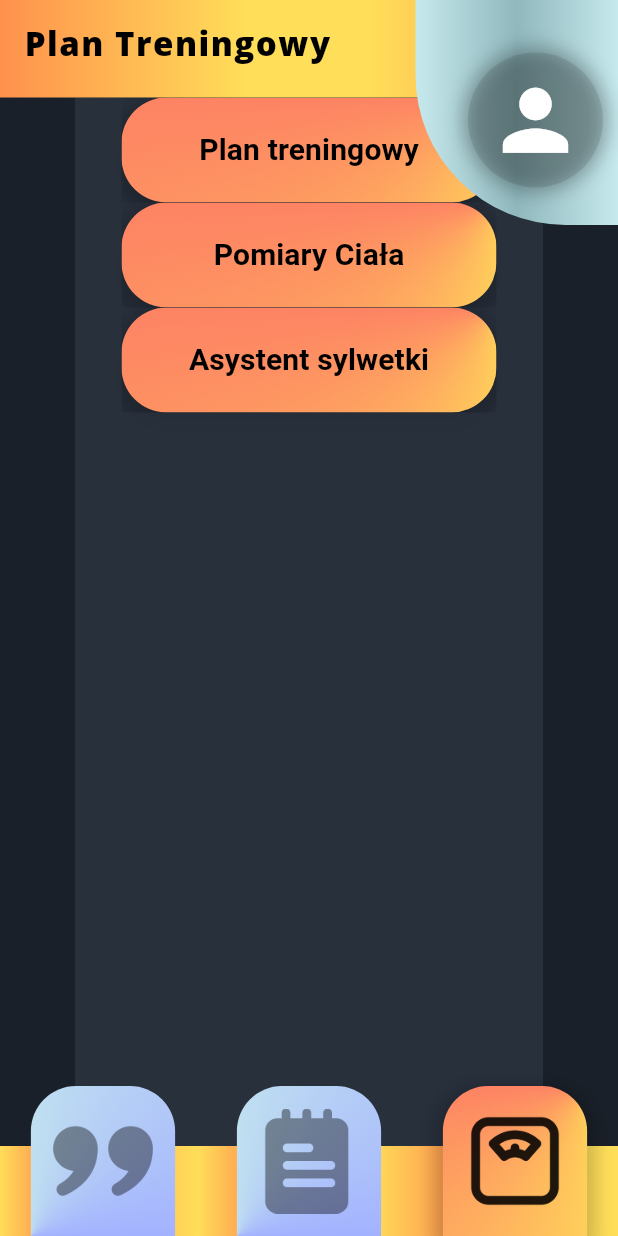
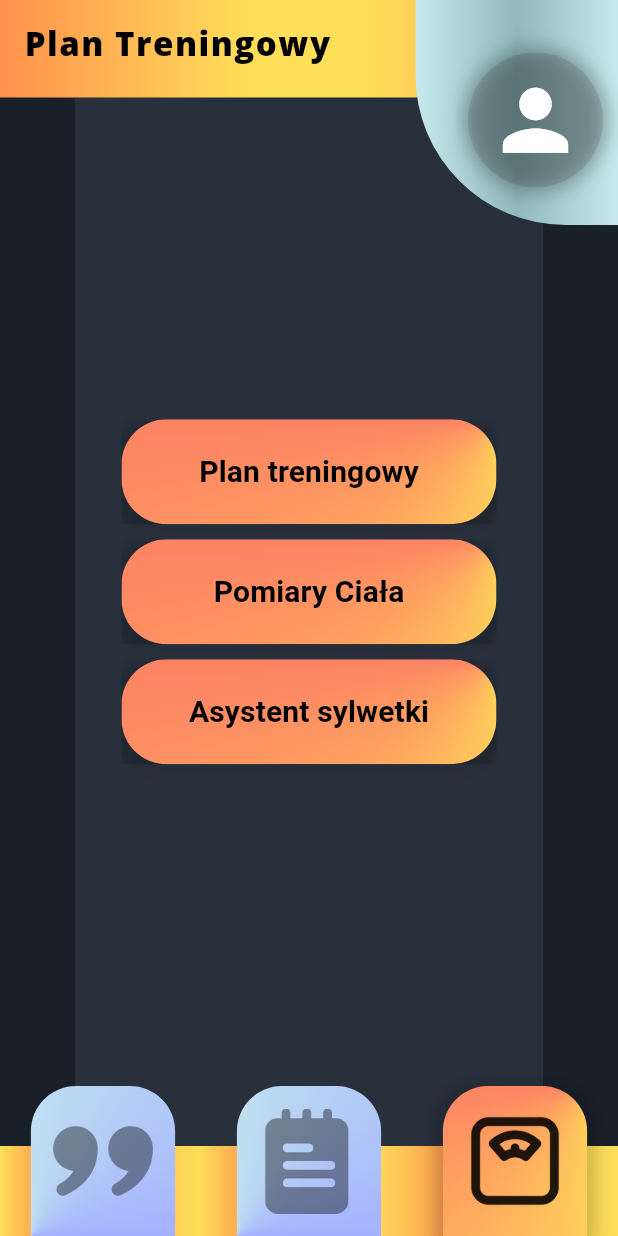
Before and after one commit to kluchoo/DoIt, a Flutter app: the Home screen opened directly, item 3 of the bottom bar chosen, on a phone screen of 412 x 824 dp. Run offline on Flutter 3.47's test engine with Material 3 defaults, Android fonts, the phone set to English and light mode, and no system bars; our stand-ins replace camera, cloud_firestore, file_picker, firebase_auth, firebase_core, flutter_card_swiper and 4 more; missing offline and left inert: gif; accounts and stored records are empty; statements that could not run were skipped.

Commit message:
Poprawa estetyki

```diff
--- a/lib/strony/aplikacja/zakladki/plan_treningowy.dart
+++ b/lib/strony/aplikacja/zakladki/plan_treningowy.dart
@@ -30,117 +30,10 @@ class PlanTreningowy extends StatelessWidget {
 
   @override
   Widget build(BuildContext context) {
-    return Column(children: [
-      //pierwszy przycisk
-      //Lorem
-      // Ipsum
-      // is
-      //simply
-      //dummy
-      // text
-      //of
-      //he
-      // printing
-      //and
-      // typesetting i
-      //ndustry.
-      // Lorem
-      // Ipsum
-      // h
-      //as
-      // been
-      // the
-      //ndustry's
-      // standard
-      //dummy
-      //text
-      // ever
-      // since
-      // th
-      //e
-      //1500s,
-      //when an
-      // unknown
-      //printer
-      // took
-      //a
-      // galley
-      // of
-      // type
-      //and
-      // s
-      //crambled
-      // it
-      // to
-      // make
-      // a
-      // type
-      // specimen
-      // book.
-      //It
-      // has
-      //survived
-      // not
-      // o
-      //nly
-      //five
-      //centuries,
-      // but
-      // als
-      //o
-      //the
-      // leap i
-      //nto
-      // e
-      //lectronic
-      //typesetti
-      //ng,
-      // remaining
-      //essentially
-      // unchanged
-      //.
-      //It
-      // was
-      //popularised
-      // in
-      // the
-      // 19
-      //60s
-      // with
-      // the
-      // releas
-      //e
-      //of
-      //Letraset
-      // sheets
-      // containin
-      //g
-      //Lorem
-      // Ipsum
-      // pa
-      //ssages
-      //, and
-      // more
-      // r
-      //ecentl
-      //y
-      // wit
-      //h
-      // deskt
-      //op
-      // publishing s
-      //oftware
-      //like
-      // A
-      //ldus P
-      //ageMaker
-      // including
-      //versions
-      // of
-      //Lorem
-      // I
-      // psum.
-      StyledButton(
+    return Column(
+      mainAxisAlignment: MainAxisAlignment.center, // Wyśrodkuj przyciski
+      children: [
+        StyledButton(
           onPressed: () {
             Navigator.push(
                 context, MaterialPageRoute(builder: (context) => Plan()));
@@ -189,119 +82,10 @@ class PlanTreningowy extends StatelessWidget {
                 ),
               ),
             ),
-          )),
-
-      //drugi przycisk
-      //Lorem
-      // Ipsum
-      // is
-      //simply
-      //dummy
-      // text
-      //of
-      //he
-      // printing
-      //and
-      // typesetting i
-      //ndustry.
-      // Lorem
-      // Ipsum
-      // h
-      //as
-      // been
-      // the
-      //ndustry's
-      // standard
-      //dummy
-      //text
-      // ever
-      // since
-      // th
-      //e
-      //1500s,
-      //when an
-      // unknown
-      //printer
-      // took
-      //a
-      // galley
-      // of
-      // type
-      //and
-      // s
-      //crambled
-      // it
-      // to
-      // make
-      // a
-      // type
-      // specimen
-      // book.
-      //It
-      // has
-      //survived
-      // not
-      // o
-      //nly
-      //five
-      //centuries,
-      // but
-      // als
-      //o
-      //the
-      // leap i
-      //nto
-      // e
-      //lectronic
-      //typesetti
-      //ng,
-      // remaining
-      //essentially
-      // unchanged
-      //.
-      //It
-      // was
-      //popularised
-      // in
-      // the
-      // 19
-      //60s
-      // with
-      // the
-      // releas
-      //e
-      //of
-      //Letraset
-      // sheets
-      // containin
-      //g
-      //Lorem
-      // Ipsum
-      // pa
-      //ssages
-      //, and
-      // more
-      // r
-      //ecentl
-      //y
-      // wit
-      //h
-      // deskt
-      //op
-      // publishing s
-      //oftware
-      //like
-      // A
-      //ldus P
-      //ageMaker
-      // including
-      //versions
-      // of
-      //Lorem
-      // I
-      // psum.
-
-      StyledButton(
+          ),
+        ),
+        const SizedBox(height: 10), // Delikatna przerwa między przyciskami
+        StyledButton(
           onPressed: () {
             Navigator.push(
                 context, MaterialPageRoute(builder: (context) => Pomiary()));
@@ -350,119 +134,10 @@ class PlanTreningowy extends StatelessWidget {
                 ),
               ),
             ),
-          )),
-
-//trzeci przycisk
-      //Lorem
-      // Ipsum
-      // is
-      //simply
-      //dummy
-      // text
-      //of
-      //he
-      // printing
-      //and
-      // typesetting i
-      //ndustry.
-      // Lorem
-      // Ipsum
-      // h
-      //as
-      // been
-      // the
-      //ndustry's
-      // standard
-      //dummy
-      //text
-      // ever
-      // since
-      // th
-      //e
-      //1500s,
-      //when an
-      // unknown
-      //printer
-      // took
-      //a
-      // galley
-      // of
-      // type
-      //and
-      // s
-      //crambled
-      // it
-      // to
-      // make
-      // a
-      // type
-      // specimen
-      // book.
-      //It
-      // has
-      //survived
-      // not
-      // o
-      //nly
-      //five
-      //centuries,
-      // but
-      // als
-      //o
-      //the
-      // leap i
-      //nto
-      // e
-      //lectronic
-      //typesetti
-      //ng,
-      // remaining
-      //essentially
-      // unchanged
-      //.
-      //It
-      // was
-      //popularised
-      // in
-      // the
-      // 19
-      //60s
-      // with
-      // the
-      // releas
-      //e
-      //of
-      //Letraset
-      // sheets
-      // containin
-      //g
-      //Lorem
-      // Ipsum
-      // pa
-      //ssages
-      //, and
-      // more
-      // r
-      //ecentl
-      //y
-      // wit
-      //h
-      // deskt
-      //op
-      // publishing s
-      //oftware
-      //like
-      // A
-      //ldus P
-      //ageMaker
-      // including
-      //versions
-      // of
-      //Lorem
-      // I
-      // psum.
-
-      StyledButton(
+          ),
+        ),
+        const SizedBox(height: 10), // Delikatna przerwa między przyciskami
+        StyledButton(
           onPressed: () {
             Navigator.push(
                 context, MaterialPageRoute(builder: (context) => Aystent()));
@@ -511,7 +186,9 @@ class PlanTreningowy extends StatelessWidget {
                 ),
               ),
             ),
-          )),
-    ]);
+          ),
+        ),
+      ],
+    );
   }
 }
```
